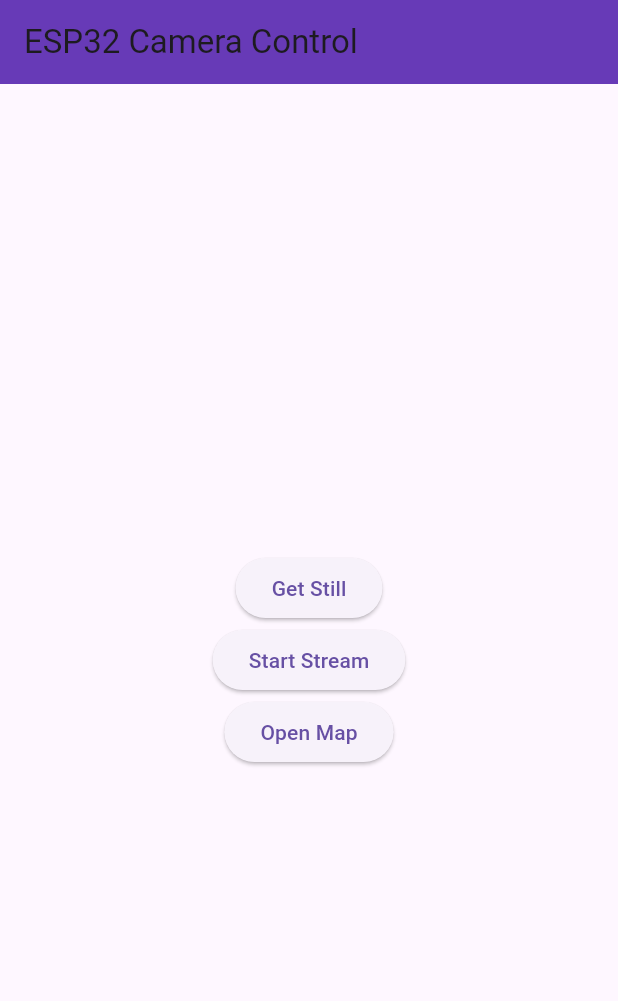
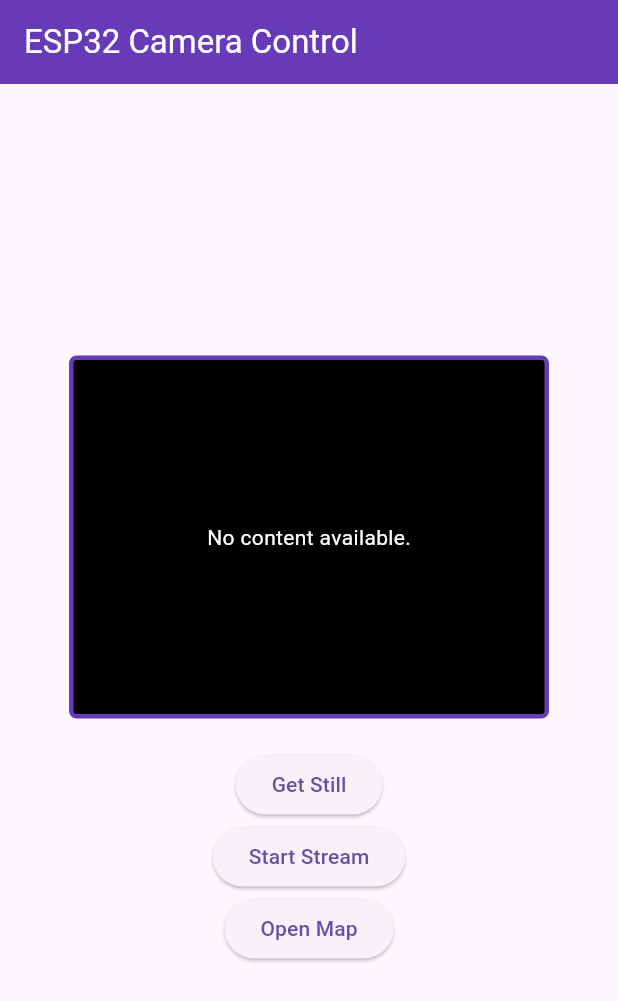
Before and after one commit to Sajmon410/flutter-esp32, a Flutter app: the screen it shows after launch, on a phone screen of 412 x 824 dp. Shown: the top 1001 px of the screen. Run offline on Flutter 3.47's test engine with Material 3 defaults, Android fonts, the phone set to English and light mode, and no system bars; our stand-ins replace google_maps_flutter, location; missing offline and left inert: flutter_mjpeg, photo_manager.

Commit message:
UI started, but now take a photo doesnt work.

```diff
--- a/flutter_esp32/lib/main.dart
+++ b/flutter_esp32/lib/main.dart
@@ -7,6 +7,7 @@ import 'package:photo_manager/photo_manager.dart'; // Rad sa galerijom
 import 'package:location/location.dart' as loc; // GPS lokacija
 import 'package:image/image.dart' as img; // Rad sa slikama// EXIF biblioteka za metapodatke
 import 'package:flutter_mjpeg/flutter_mjpeg.dart'; // MJPEG paket
+
 void main() {
   runApp(const MyApp());
 }
@@ -145,7 +146,10 @@ class _CameraScreenState extends State<CameraScreen> {
 
     // Provera dozvola
     bool permissionsOk = await _checkPermissions();
-      if (!permissionsOk) return;
+    if (!permissionsOk) {
+      print("Dozvole nisu odobrene, neće se sačuvati slika.");
+      return;
+    }
 
     // GPS lokacija
     final loc.LocationData locationData = await location.getLocation();
@@ -177,9 +181,15 @@ class _CameraScreenState extends State<CameraScreen> {
       );
     } else {
       print('Greška pri snimanju slike!');
+      ScaffoldMessenger.of(context).showSnackBar(
+        const SnackBar(content: Text('Greška pri snimanju slike!')),
+      );
     }
   } catch (e) {
     print('Greška tokom čuvanja slike: $e');
+    ScaffoldMessenger.of(context).showSnackBar(
+      const SnackBar(content: Text('Greška pri čuvanju slike!')),
+    );
   }
 }
 
@@ -187,14 +197,38 @@ class _CameraScreenState extends State<CameraScreen> {
   Widget build(BuildContext context) {
     return Scaffold(
       appBar: AppBar(
-        title: const Text('ESP32 Camera Control'),
-        backgroundColor: Colors.deepPurple,),
+        title: const Text('ESP32 Camera Control',
+        style:TextStyle(color: Colors.white)),
+
+        backgroundColor: Colors.deepPurple
+      ),
       body: Center(
         child: Column(
           mainAxisAlignment: MainAxisAlignment.center,
           children: [
-            if (_imageBytes != null) Image.memory(_imageBytes!), // Prikaz slike
-            if (_isLoading) const CircularProgressIndicator(), // Indikator učitavanja
+            // Okvir (pravougaonik) koji je uvek prisutan
+            Container(
+              width: 320, // Širina okvira
+              height: 242, // Visina okvira
+              decoration: BoxDecoration(
+                color: Colors.black, // Boja pozadine
+                border: Border.all(
+                  color: Colors.deepPurple, // Boja ivica
+                  width: 3.0, // Debljina ivica
+                ),
+                borderRadius: BorderRadius.circular(5.0),
+              // Zaobljeni uglovi
+              ),
+              child: Center(
+                child: _isLoading
+                    ? const CircularProgressIndicator() // Prikaz indikatora učitavanja
+                    : (_imageBytes != null
+                        ? Image.memory(_imageBytes!) // Prikaz slike
+                        : const Text('No content available.',
+                        style: TextStyle(color: Colors.white))), // Tekst ako nema slike
+              ),
+            ),
+            const SizedBox(height: 20), // Razmak ispod okvira
 
             // Dugme za hvatanje slike
             ElevatedButton(
@@ -257,18 +291,15 @@ class StreamScreen extends StatelessWidget {
               stream: 'http://192.168.0.7:81/stream',
               isLive: true,
             ),
-
             ElevatedButton(
               onPressed: () {
                 Navigator.pop(context);
               },
               child: const Text('Back'),
             ),
-        // Dugme za otvaranje mape u aplikaciji
-
-      ]),
-    )
-    )
-    ;
+          ],
+        ),
+      ),
+    );
   }
 }
```
Also changed, not shown: flutter_esp32/lib/pages/home_page.dart (deleted, +0 -18 lines). Lines whose indentation alone changed are shown as unchanged.
